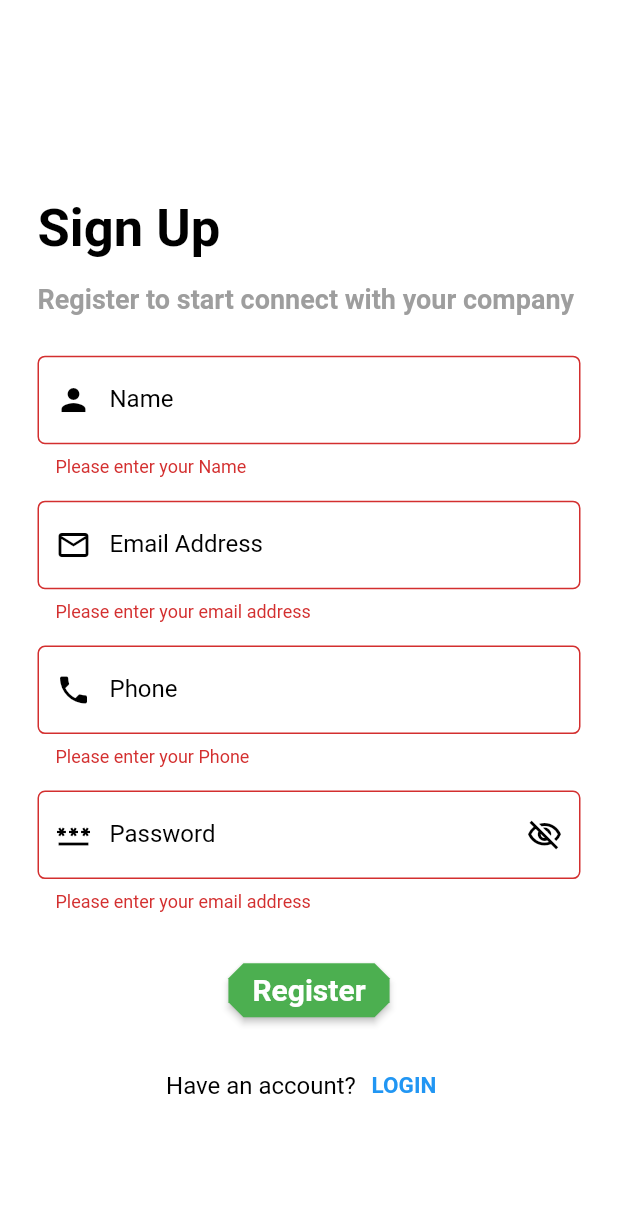
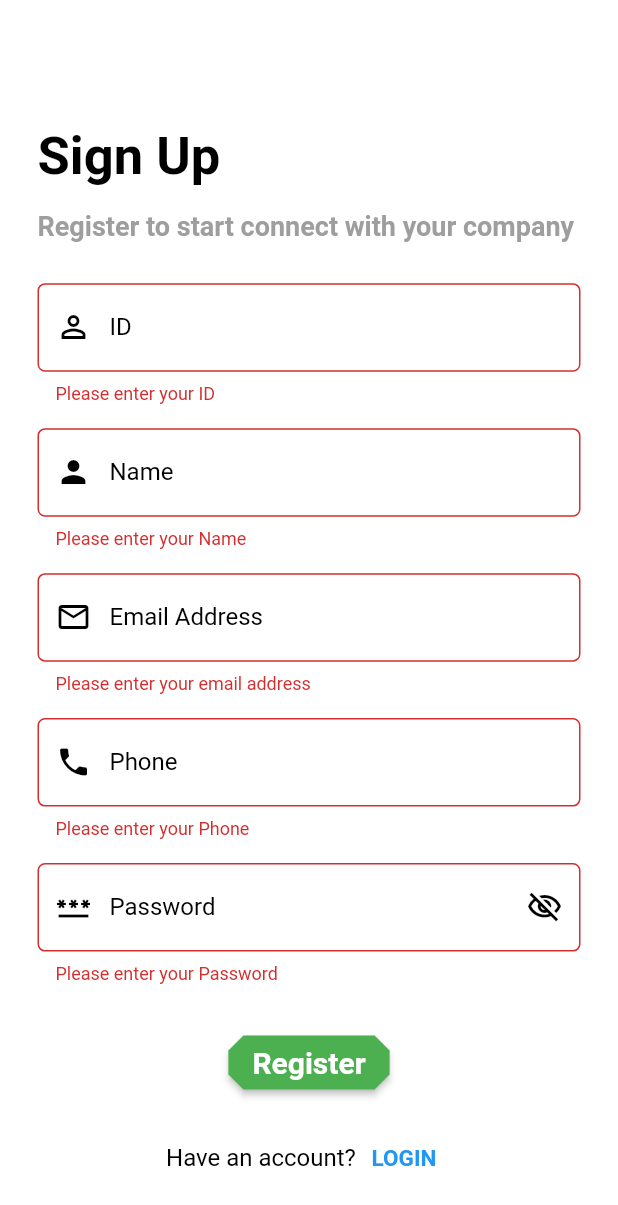
Before and after one commit to mohamedwagdy581/technical_support_request, a Flutter app: the RegisterScreen screen opened directly, after a tap on "Register", on a phone screen of 412 x 824 dp. Shown: the top 1205 px of the screen. Run offline on Flutter 3.47's test engine with Material 2 defaults, Android fonts, the phone set to English and light mode, and no system bars; our stand-ins replace cloud_firestore, conditional_builder_null_safety, firebase_auth, firebase_core, firebase_storage, flutter_bloc and 9 more; accounts and stored records are empty; network calls fail.

Commit message:
after final

```diff
--- a/lib/home_layout/home_layout.dart
+++ b/lib/home_layout/home_layout.dart
@@ -171,9 +171,12 @@ class HomeLayout extends StatelessWidget {
               ),
               itemBuilder: (context, index) => customListTile(
                 onTapped: () {
+                  //navigateTo(context, DetailsScreen(index: index,id: cubit.docIDs[index],));
                   navigateTo(
                       context,
                       RequestDetails(
+                        currentIndex: index,
+                        id: cubit.docIDs[index],
                         requestCompanyName: GetRequestsData(
                           documentId: cubit.docIDs[index],
                           documentDataKey: 'companyName',
--- a/lib/models/user_model.dart
+++ b/lib/models/user_model.dart
@@ -1,6 +1,7 @@
 class UserModel
 {
   late String uId;
+  late String id;
   late String email;
   late String name;
   late String phone;
@@ -11,6 +12,7 @@ class UserModel
 
   UserModel({
     required this.uId,
+    required this.id,
     required this.email,
     required this.name,
     required this.phone,
@@ -23,6 +25,7 @@ class UserModel
   UserModel.fromJson(Map<String, dynamic> json)
   {
     uId = json['uId '];
+    id = json['id '];
     email = json['email'];
     name = json['name'];
     phone = json['phone'];
@@ -36,6 +39,7 @@ class UserModel
   {
     return {
       'uId' : uId,
+      'id' : id,
       'email' : email,
       'name' : name,
       'phone' : phone,
--- a/lib/modules/finish_request/requests_cubit/requests_cubit.dart
+++ b/lib/modules/finish_request/requests_cubit/requests_cubit.dart
@@ -185,6 +185,7 @@ class RequestCubit extends Cubit<RequestStates>
 
 
 
+
   String? imagePath1;
   String? imagePath2;
   String? imagePath3;
--- a/lib/modules/login/login_screen.dart
+++ b/lib/modules/login/login_screen.dart
@@ -1,8 +1,6 @@
 import 'package:conditional_builder_null_safety/conditional_builder_null_safety.dart';
 import 'package:flutter/material.dart';
 import 'package:flutter_bloc/flutter_bloc.dart';
-import 'package:font_awesome_flutter/font_awesome_flutter.dart';
-
 
 import '../../home_layout/home_layout.dart';
 import '../../shared/components/components.dart';
@@ -204,7 +202,7 @@ class LoginScreen extends StatelessWidget {
                         ),
 
                         // Google And FaceBook Signing In Row
-                        Row(
+                        /*Row(
                           mainAxisAlignment: MainAxisAlignment.spaceAround,
                           children: [
                             InkWell(
@@ -230,7 +228,7 @@ class LoginScreen extends StatelessWidget {
                               ),
                             ),
                           ],
-                        ),
+                        ),*/
                       ],
                     ),
                   ),
--- a/lib/modules/register/register_screen.dart
+++ b/lib/modules/register/register_screen.dart
@@ -14,6 +14,7 @@ class RegisterScreen extends StatelessWidget {
 
   late var formKey = GlobalKey<FormState>();
   var nameController = TextEditingController();
+  var idController = TextEditingController();
   var emailController = TextEditingController();
   var passwordController = TextEditingController();
   var phoneController = TextEditingController();
@@ -76,6 +77,29 @@ class RegisterScreen extends StatelessWidget {
                           height: height * 0.033,
                         ),
 
+                        // TextFormField of ID
+                        defaultTextFormField(
+                          controller: idController,
+                          keyboardType: TextInputType.number,
+                          label: 'ID',
+                          textStyle: Theme.of(context).textTheme.subtitle1?.copyWith(
+                            color:
+                            AppCubit.get(context).isDark ? Colors.black : Colors.white,
+                          ),
+                          validator: (String? value) {
+                            if(value!.isEmpty)
+                            {
+                              return 'Please enter your ID';
+                            }
+                            return null;
+                          },
+                          prefix: Icons.perm_identity_outlined,
+                          prefixColor: AppCubit.get(context).isDark ? Colors.black : Colors.white,
+                        ),
+                        //SizedBox between Name and Email Address TextFormField
+                        SizedBox(
+                          height: height * 0.019,
+                        ),
                         // TextFormField of Name
                         defaultTextFormField(
                           controller: nameController,
@@ -163,7 +187,7 @@ class RegisterScreen extends StatelessWidget {
                           validator: (String? value) {
                             if(value!.isEmpty)
                             {
-                              return 'Please enter your email address';
+                              return 'Please enter your Password';
                             }
                             return null;
                           },
@@ -194,6 +218,7 @@ class RegisterScreen extends StatelessWidget {
                                     if(formKey.currentState!.validate())
                                     {
                                       RegisterCubit.get(context).userRegister(
+                                        id: idController.text,
                                         name: nameController.text,
                                         email: emailController.text,
                                         password: passwordController.text,
--- a/lib/shared/network/cubit/cubit.dart
+++ b/lib/shared/network/cubit/cubit.dart
@@ -34,6 +34,7 @@ class AppCubit extends Cubit<AppStates> {
 
   Future getDocId() async
   {
+    docIDs.clear();
     await FirebaseFirestore.instance.collection('requests').get().then((snapshot)
     {
       for (var document in snapshot.docs) {
--- a/lib/splash_screen.dart
+++ b/lib/splash_screen.dart
@@ -35,7 +35,7 @@ class _SplashScreenState extends State<SplashScreen> {
               radius: 60,
               child: Image(
                 image: AssetImage(
-                  'assets/images/logo.jpeg',
+                  'assets/images/baruziklogo.png',
                 ),
                 fit: BoxFit.cover,
                 height: 200.0,
--- a/pubspec.yaml
+++ b/pubspec.yaml
@@ -63,6 +63,7 @@ flutter:
   # To add assets to your application, add an assets section, like this:
   assets:
     - assets/images/logo.jpeg
+    - assets/images/baruziklogo.png
   # assets:
   #   - images/a_dot_burr.jpeg
   #   - images/a_dot_ham.jpeg
```
Also changed, not shown: lib/modules/finish_request/finishing_request_screen.dart (+16 -11 lines), lib/modules/login/login_cubit/login_states.dart (+9 -0 lines), lib/modules/register/register_cubit/register_cubit.dart (+7 -1 lines), lib/modules/request_details/request_details.dart (+45 -14 lines), assets/images/baruziklogo.png (added).
